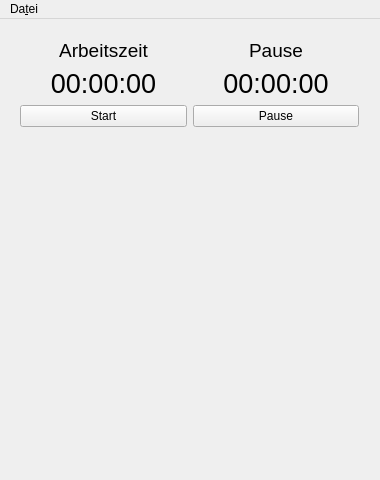
First picture: the form in mainwindow.ui, repository marcohartung/TimeLog, before the edit.
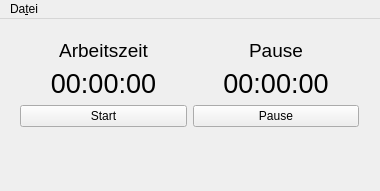
Second picture: the form after the edit. Icons and pictures are not drawn.

Commit message: changed main window size

Diff of the .ui file:
```diff
--- a/mainwindow.ui
+++ b/mainwindow.ui
@@ -7,7 +7,7 @@
     <x>0</x>
     <y>0</y>
     <width>380</width>
-    <height>480</height>
+    <height>191</height>
    </rect>
   </property>
   <property name="windowTitle">
```
